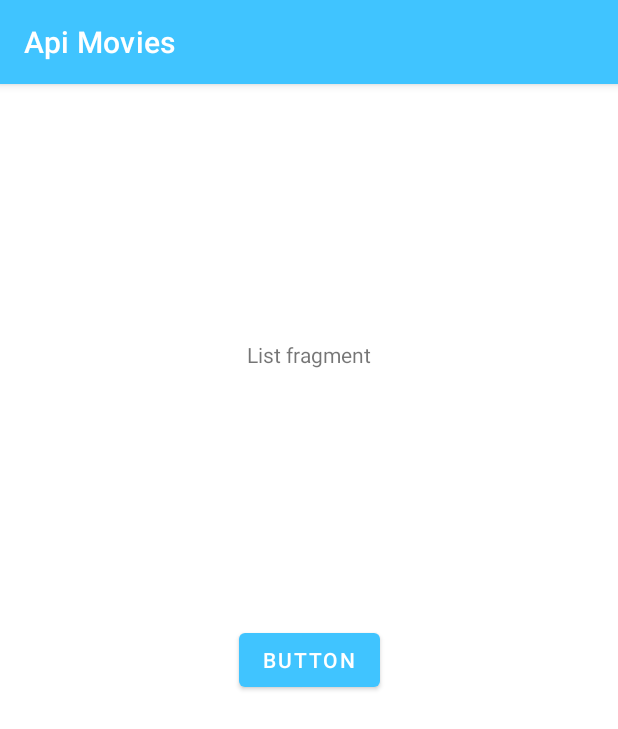
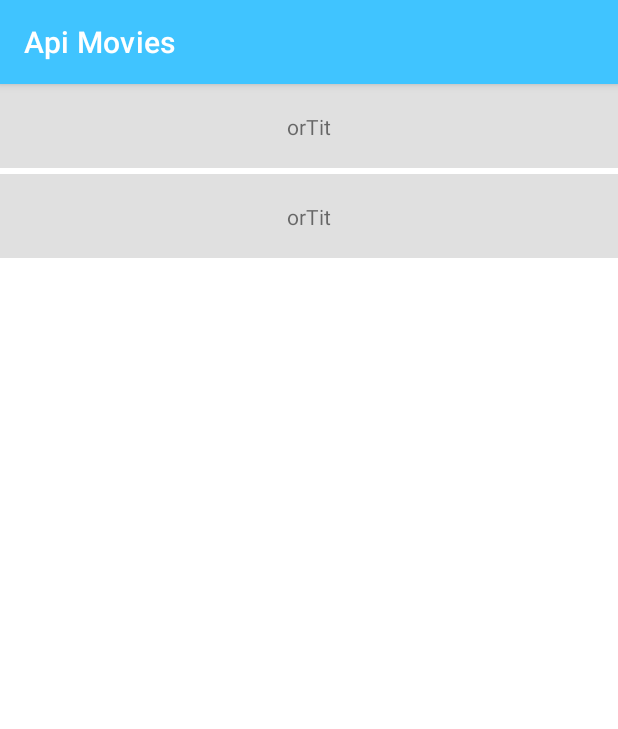
Before and after one commit to codigo-alan/ApiMovies, an Android app: the screen it shows after launch (MainActivity), on a phone screen of 412 x 824 dp. Shown: the top 729 px of the screen. Run offline under Robolectric (Android 15) with nearby library versions, the phone set to English and light mode, and no system bars.

Commit message:
Implemented recycler view and own click

```diff
--- /dev/null
+++ b/app/src/main/java/com/example/apimovies/adapters/MovieAdapter.kt
@@ -0,0 +1,51 @@
+package com.example.apimovies.adapters
+
+
+import android.content.Context
+import android.view.LayoutInflater
+import android.view.View
+import android.view.ViewGroup
+import androidx.recyclerview.widget.RecyclerView
+import com.example.apimovies.R
+import com.example.apimovies.databinding.ItemMovieBinding
+import com.example.apimovies.model.Movie
+
+
+class MovieAdapter(private var movies: List<Movie>, private val listener: OnClickListener): RecyclerView.Adapter<MovieAdapter.ViewHolder>() {
+
+    private lateinit var context: Context
+
+    inner class ViewHolder(view: View): RecyclerView.ViewHolder(view){
+        val binding = ItemMovieBinding.bind(view)
+
+        fun setListener(movie: Movie){
+            binding.root.setOnClickListener {
+                listener.onClick(movie)
+            }
+        }
+    }
+
+    override fun onCreateViewHolder(parent: ViewGroup, viewType: Int): ViewHolder {
+        context = parent.context
+        val view = LayoutInflater.from(context).inflate(R.layout.item_movie, parent, false)
+        return ViewHolder(view)
+    }
+
+    override fun onBindViewHolder(holder: ViewHolder, position: Int) {
+        val movie = movies[position]
+        with(holder){
+            setListener(movie)
+            binding.movieTitleTv.text = movie.originalTitle
+        }
+    }
+
+
+    fun setMovies(newListMovies: List<Movie>) {
+        movies = newListMovies
+        notifyDataSetChanged() //it`s like a refresh
+    }
+
+    override fun getItemCount(): Int {
+        return movies.size
+    }
+}
--- /dev/null
+++ b/app/src/main/java/com/example/apimovies/adapters/OnClickListener.kt
@@ -0,0 +1,7 @@
+package com.example.apimovies.adapters
+
+import com.example.apimovies.model.Movie
+
+interface OnClickListener {
+    fun onClick(movie: Movie)
+}
--- /dev/null
+++ b/app/src/main/java/com/example/apimovies/model/Data.kt
@@ -0,0 +1,8 @@
+package com.example.apimovies.model
+
+data class Data(
+    val page: Int,
+    val movies: List<Movie>,
+    val totalPages: Int,
+    val totalMovies: Int
+)
--- /dev/null
+++ b/app/src/main/java/com/example/apimovies/model/Movie.kt
@@ -0,0 +1,8 @@
+package com.example.apimovies.model
+
+data class Movie(
+    val id: Int,
+    val originalLanguage: String,
+    val originalTitle: String,
+    val popularity: Int
+)
--- a/app/src/main/java/com/example/apimovies/view/fragments/ListFragment.kt
+++ b/app/src/main/java/com/example/apimovies/view/fragments/ListFragment.kt
@@ -7,13 +7,22 @@ import android.view.View
 import android.view.ViewGroup
 import android.widget.Toast
 import androidx.navigation.fragment.findNavController
+import androidx.recyclerview.widget.LinearLayoutManager
+import androidx.recyclerview.widget.RecyclerView
 import com.example.apimovies.R
+import com.example.apimovies.adapters.MovieAdapter
+import com.example.apimovies.adapters.OnClickListener
 import com.example.apimovies.databinding.FragmentListBinding
+import com.example.apimovies.model.Movie
 
 
-class ListFragment : Fragment() {
+class ListFragment : Fragment(), OnClickListener {
 
     private lateinit var binding: FragmentListBinding
+    private lateinit var movieAdapter: MovieAdapter
+    private lateinit var linearLayoutManager: RecyclerView.LayoutManager
+
+    private var mockedData = List(2){Movie(0,"orLan","orTit", 5)}
 
     override fun onCreateView(
         inflater: LayoutInflater, container: ViewGroup?,
@@ -27,7 +36,16 @@ class ListFragment : Fragment() {
     override fun onViewCreated(view: View, savedInstanceState: Bundle?) {
         super.onViewCreated(view, savedInstanceState)
 
+        movieAdapter = MovieAdapter(mockedData, this)
+
         binding.exampleText.text = "List fragment"
+
+        linearLayoutManager = LinearLayoutManager(context)
+        binding.recyclerListMovies.apply {
+            setHasFixedSize(true) //Optimize app rendiment
+            layoutManager = linearLayoutManager
+            adapter = movieAdapter
+        }
 
         //To detail button
         binding.toDetailBtn.setOnClickListener {
@@ -36,4 +54,8 @@ class ListFragment : Fragment() {
 
     }
 
+    override fun onClick(movie: Movie) {
+        Toast.makeText(context,"Clicked",Toast.LENGTH_SHORT).show()
+    }
+
 }
--- a/app/src/main/res/layout/fragment_list.xml
+++ b/app/src/main/res/layout/fragment_list.xml
@@ -15,7 +15,8 @@
         app:layout_constraintBottom_toTopOf="@id/toDetailBtn"
         app:layout_constraintEnd_toEndOf="parent"
         app:layout_constraintStart_toStartOf="parent"
-        app:layout_constraintTop_toTopOf="parent" />
+        app:layout_constraintTop_toTopOf="parent"
+        android:visibility="gone"/>
 
     <Button
         android:id="@+id/toDetailBtn"
@@ -25,6 +26,17 @@
         app:layout_constraintBottom_toBottomOf="parent"
         app:layout_constraintEnd_toEndOf="parent"
         app:layout_constraintStart_toStartOf="parent"
-        app:layout_constraintTop_toTopOf="parent" />
+        app:layout_constraintTop_toTopOf="parent"
+        android:visibility="gone"/>
+
+    <androidx.recyclerview.widget.RecyclerView
+        android:id="@+id/recyclerListMovies"
+        android:layout_width="match_parent"
+        android:layout_height="match_parent"
+        app:layout_constraintBottom_toBottomOf="parent"
+        app:layout_constraintEnd_toEndOf="parent"
+        app:layout_constraintStart_toStartOf="parent"
+        app:layout_constraintTop_toTopOf="parent"
+        tools:listitem="@layout/item_movie" />
 
 </androidx.constraintlayout.widget.ConstraintLayout>
--- /dev/null
+++ b/app/src/main/res/layout/item_movie.xml
@@ -0,0 +1,20 @@
+<?xml version="1.0" encoding="utf-8"?>
+<androidx.constraintlayout.widget.ConstraintLayout xmlns:android="http://schemas.android.com/apk/res/android"
+    xmlns:app="http://schemas.android.com/apk/res-auto"
+    android:layout_width="match_parent"
+    android:layout_height="56dp"
+    android:layout_marginBottom="4dp"
+    android:background="@color/lightGrey"
+    android:clickable="true"
+    android:focusable="true">
+
+    <TextView
+        android:id="@+id/movieTitleTv"
+        android:layout_width="wrap_content"
+        android:layout_height="wrap_content"
+        android:text="TextView"
+        app:layout_constraintBottom_toBottomOf="parent"
+        app:layout_constraintEnd_toEndOf="parent"
+        app:layout_constraintStart_toStartOf="parent"
+        app:layout_constraintTop_toTopOf="parent" />
+</androidx.constraintlayout.widget.ConstraintLayout>
```
